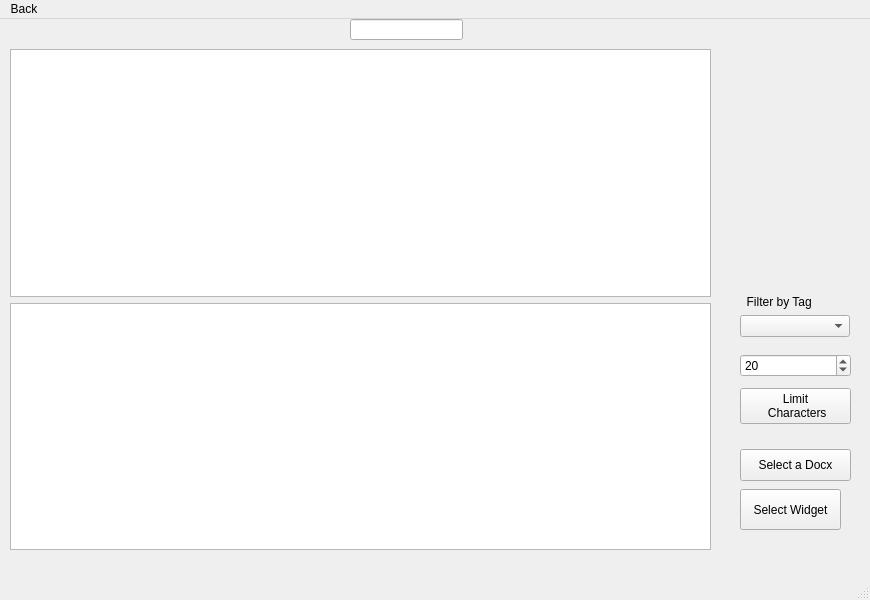
Old version of the form mainwindow.ui in the repository brennanafrank/EasyDraft.
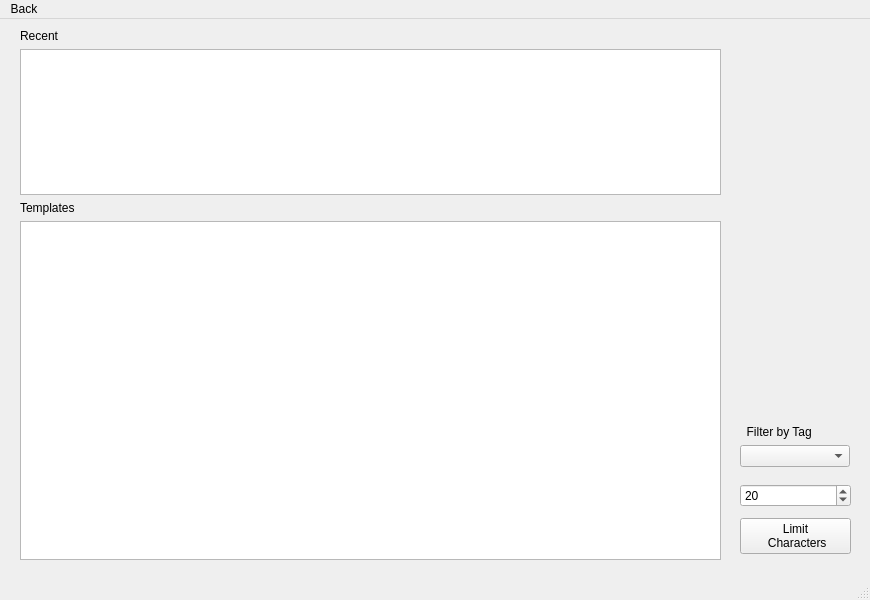
New version of the form. The open tabs and pages were chosen to show the change. Icons and pictures are not drawn.

Commit message: Add Recent feature, enhance UI, remove redundancy

Patch:
```diff
--- a/mainwindow.ui
+++ b/mainwindow.ui
@@ -17,51 +17,42 @@
    <widget class="QStackedWidget" name="stackedWidget">
     <property name="geometry">
      <rect>
-      <x>-20</x>
+      <x>0</x>
       <y>0</y>
       <width>871</width>
-      <height>531</height>
+      <height>541</height>
      </rect>
     </property>
     <property name="currentIndex">
      <number>3</number>
     </property>
     <widget class="QWidget" name="page_2">
-     <widget class="QPushButton" name="pushButton_4">
-      <property name="geometry">
-       <rect>
-        <x>760</x>
-        <y>470</y>
-        <width>101</width>
-        <height>41</height>
-       </rect>
-      </property>
-      <property name="text">
-       <string>Select Widget</string>
-      </property>
-     </widget>
-     <widget class="QLineEdit" name="lineEdit_2">
-      <property name="geometry">
-       <rect>
-        <x>370</x>
-        <y>0</y>
-        <width>113</width>
-        <height>21</height>
-       </rect>
-      </property>
-     </widget>
      <widget class="QWidget" name="verticalLayoutWidget">
       <property name="geometry">
        <rect>
-        <x>30</x>
-        <y>30</y>
+        <x>20</x>
+        <y>10</y>
         <width>701</width>
-        <height>501</height>
+        <height>531</height>
        </rect>
       </property>
-      <layout class="QVBoxLayout" name="verticalLayout">
+      <layout class="QVBoxLayout" name="verticalLayout" stretch="0,3,0,7">
        <item>
-        <widget class="QListWidget" name="listWidget"/>
+        <widget class="QLabel" name="recentText">
+         <property name="text">
+          <string>Recent</string>
+         </property>
+        </widget>
+       </item>
+       <item>
+        <widget class="QListWidget" name="recentFilesList"/>
+       </item>
+       <item>
+        <widget class="QLabel" name="fileText">
+         <property name="text">
+          <string>Templates</string>
+         </property>
+        </widget>
        </item>
        <item>
         <widget class="QTreeView" name="pathViewer">
@@ -75,24 +66,11 @@
        </item>
       </layout>
      </widget>
-     <widget class="QPushButton" name="chooseDocPathButton">
-      <property name="geometry">
-       <rect>
-        <x>760</x>
-        <y>430</y>
-        <width>111</width>
-        <height>32</height>
-       </rect>
-      </property>
-      <property name="text">
-       <string>Select a Docx</string>
-      </property>
-     </widget>
      <widget class="QWidget" name="verticalLayoutWidget_2">
       <property name="geometry">
        <rect>
-        <x>760</x>
-        <y>330</y>
+        <x>740</x>
+        <y>460</y>
         <width>111</width>
         <height>80</height>
        </rect>
@@ -118,8 +96,8 @@
      <widget class="QWidget" name="verticalLayoutWidget_3">
       <property name="geometry">
        <rect>
-        <x>760</x>
-        <y>260</y>
+        <x>740</x>
+        <y>390</y>
         <width>110</width>
         <height>58</height>
        </rect>
```
Left out of the diff: 34 changed lines with no effect on the pictures. The commit also changes 2 other files.
